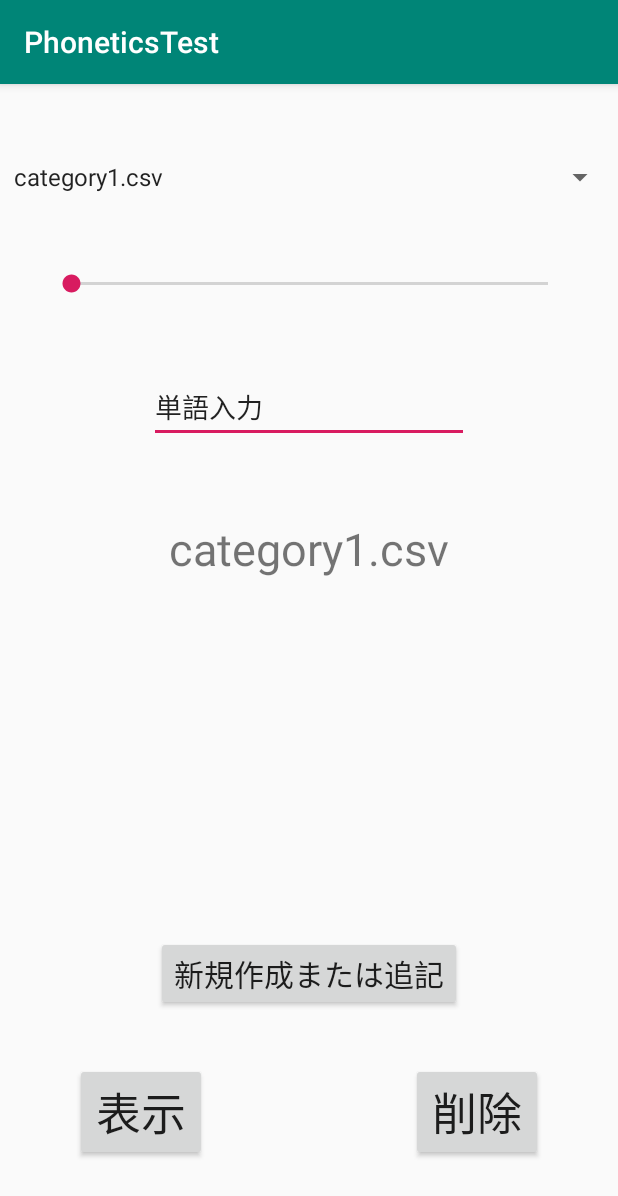
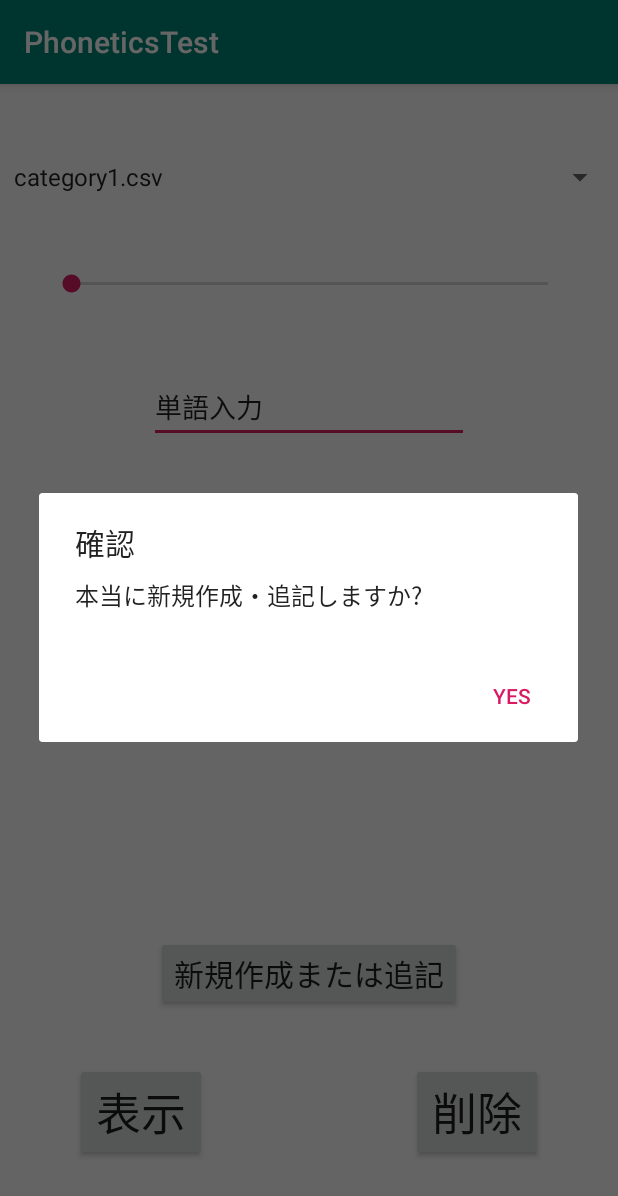
Before and after one commit to inoueryotaro/Phonetics, an Android app: the EditActivity screen opened directly, with no data from a screen before it, after a tap on "新規作成または追記", on a phone screen of 412 x 824 dp. Shown: the top 1196 px of the screen. Run offline under Robolectric (Android 15) with nearby library versions, the phone set to English and light mode, and no system bars.

Commit message:
EditActivityで編集の際にダイヤログを表示するようにした

```diff
--- a/app/src/main/java/com/example/phoneticstest/EditActivity.java
+++ b/app/src/main/java/com/example/phoneticstest/EditActivity.java
@@ -1,8 +1,10 @@
 package com.example.phoneticstest;
 
+import android.content.DialogInterface;
 import android.content.Intent;
 import android.content.res.AssetManager;
 import android.os.Environment;
+import android.support.v7.app.AlertDialog;
 import android.support.v7.app.AppCompatActivity;
 import android.os.Bundle;
 
@@ -35,10 +37,12 @@ public class EditActivity extends AppCompatActivity {
     private TextView textView2;
     private String spinnerItems[] = {"category1.csv", "category2.csv", "category3.csv", "category4.csv","category5.csv","category6.csv","category7.csv","category8.csv","category9.csv","category10.csv",
             "category11.csv","category12.csv","category13.csv","category14.csv","category15.csv","category16.csv","category17.csv","category18.csv","category19.csv",
-            "category20.csv","category21.csv","category22.csv","category23.csv","category24.csv"};
+            "category20.csv","category21.csv","category22.csv","category23.csv","category24.csv","category25.csv"};
     private EditText editText2;//ここに出題単語が入力される
     public static final String EXTRA_MESSAGE
             = "com.example.phoneticstest.EditActivity.MESSAGE";//"category1.csv"というファイル名を送信する
+
+    AlertDialog.Builder alertDialog;
     @Override
     protected void onCreate(Bundle savedInstanceState) {
         super.onCreate(savedInstanceState);
@@ -106,13 +110,22 @@ public class EditActivity extends AppCompatActivity {
             @Override
             public void onClick(View v) {
                 // エディットテキストのテキストを取得
-                String textFile = textView.getText().toString();
-                String  id = textView2.getText().toString();
-                String  mondai_tango = editText2.getText().toString();
+                final String textFile = textView.getText().toString();
+                final String  id = textView2.getText().toString();
+                final String  mondai_tango = editText2.getText().toString();
                 //関数saveFileの処理(→ファイルを保存する)
-                saveFile(textFile, id,mondai_tango);
-                Toast.makeText(getApplicationContext(), "ファイルの新規作成or追記しました",
-                        Toast.LENGTH_LONG).show();
+                alertDialog = new AlertDialog.Builder(EditActivity.this);
+                alertDialog.setTitle("確認");
+                alertDialog.setMessage("本当に新規作成・追記しますか?");
+                alertDialog.setPositiveButton("Yes", new DialogInterface.OnClickListener() {
+                    @Override
+                    public void onClick(DialogInterface dialogInterface, int i) {
+                        saveFile(textFile, id,mondai_tango);
+                        Toast.makeText(getApplicationContext(), "ファイルを新規作成・追記しました",
+                                Toast.LENGTH_LONG).show();
+                    }
+                }).show();
+               // saveFile(textFile, id,mondai_tango);
             }
         });
         //[表示]ボタンの処理
@@ -137,11 +150,21 @@ public class EditActivity extends AppCompatActivity {
         buttondelete.setOnClickListener(new View.OnClickListener() {
             @Override
             public void onClick(View v) {
-                String textFile = textView.getText().toString();
-                //関数deleteFileの処理(ファイルを削除)
-                deleteFile(textFile);
-                Toast.makeText(getApplicationContext(), "ファイルを削除しました",
-                        Toast.LENGTH_LONG).show();
+                final String textFile = textView.getText().toString();
+
+                alertDialog = new AlertDialog.Builder(EditActivity.this);
+                alertDialog.setTitle("確認");
+                alertDialog.setMessage("本当に指定したファイルを削除しますか?");
+                alertDialog.setPositiveButton("Yes", new DialogInterface.OnClickListener() {
+                    @Override
+                    public void onClick(DialogInterface dialogInterface, int i) {
+                        String file = textFile;
+                        deleteFile(file);
+                        Toast.makeText(getApplicationContext(), "ファイルを削除しました",
+                                Toast.LENGTH_LONG).show();
+                    }
+                }).show();
+
             }
 
 
```
